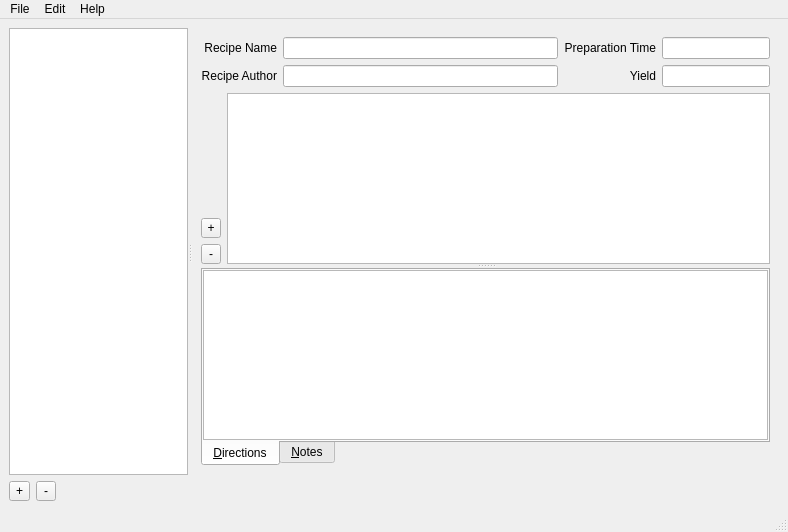
First picture: the form in lib/neelix/view/qt/mw.ui, repository fugalh/Neelix, before the edit.
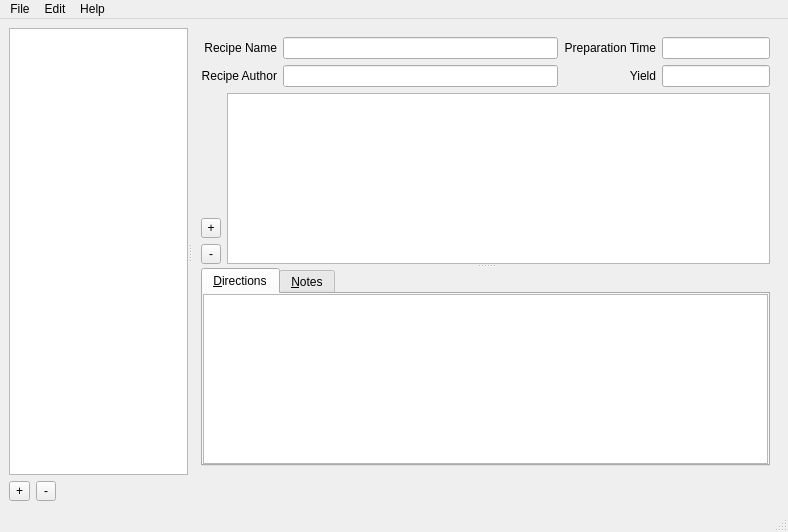
Second picture: the form after the edit. Icons and pictures are not drawn.

```diff
--- a/lib/neelix/view/qt/mw.ui
+++ b/lib/neelix/view/qt/mw.ui
@@ -298,12 +298,6 @@
                 <verstretch>0</verstretch>
                </sizepolicy>
               </property>
-              <property name="tabPosition" >
-               <enum>QTabWidget::South</enum>
-              </property>
-              <property name="currentIndex" >
-               <number>0</number>
-              </property>
               <widget class="QWidget" name="directions_tab" >
                <attribute name="title" >
                 <string>&amp;Directions</string>
```
Left out of the diff: 49 changed lines with no effect on the pictures.
